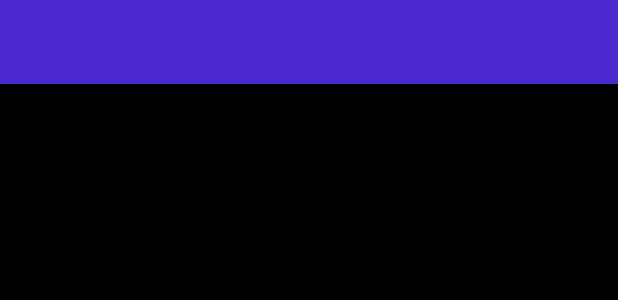
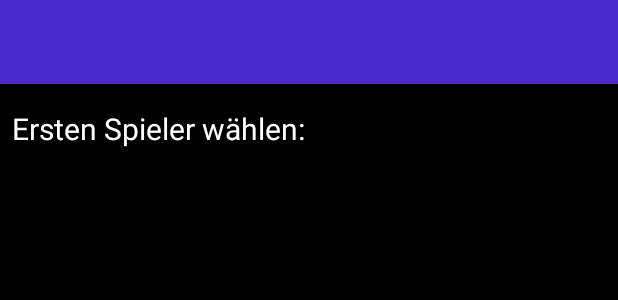
Before and after one commit to cloudsftp/TridomCounter, an Android app: the layout activity_new_round.xml on its own in the app's theme, with its tools: preview values and no code run, on a phone screen of 412 x 824 dp. Shown: the top 300 px of the screen. Run offline under Robolectric (Android 15) with nearby library versions, the phone set to English and light mode, and no system bars.

Commit message:
updated layout

```diff
--- a/app/src/main/res/layout/content_new_round.xml
+++ b/app/src/main/res/layout/content_new_round.xml
@@ -8,9 +8,23 @@
         tools:context=".activities.round.NewRoundActivity"
         tools:showIn="@layout/activity_new_round">
 
+    <TextView
+            android:id="@+id/headingChoosePlayerTextView"
+            android:layout_width="match_parent"
+            android:layout_height="wrap_content"
+            android:layout_marginStart="8dp"
+            android:layout_marginTop="16dp"
+            android:text="@string/choose_first_player"
+            android:textColor="@color/colorText"
+            android:textSize="20sp"
+            app:layout_constraintStart_toStartOf="parent"
+            app:layout_constraintTop_toTopOf="parent" />
+
     <android.support.v7.widget.RecyclerView
             android:id="@+id/choosePlayerRecyclerView"
             android:layout_width="match_parent"
-            android:layout_height="match_parent"/>
+            android:layout_height="0dp"
+            android:layout_marginTop="15dp"
+            app:layout_constraintTop_toBottomOf="@id/headingChoosePlayerTextView" />
 
 </android.support.constraint.ConstraintLayout>
--- a/app/src/main/res/values/strings.xml
+++ b/app/src/main/res/values/strings.xml
@@ -19,4 +19,6 @@
 
     <string name="round">Runde</string>
 
+    <string name="choose_first_player">Ersten Spieler wählen:</string>
+
 </resources>
```
Also changed, not shown: app/src/main/res/layout/choose_player_card.xml (+4 -4 lines).
